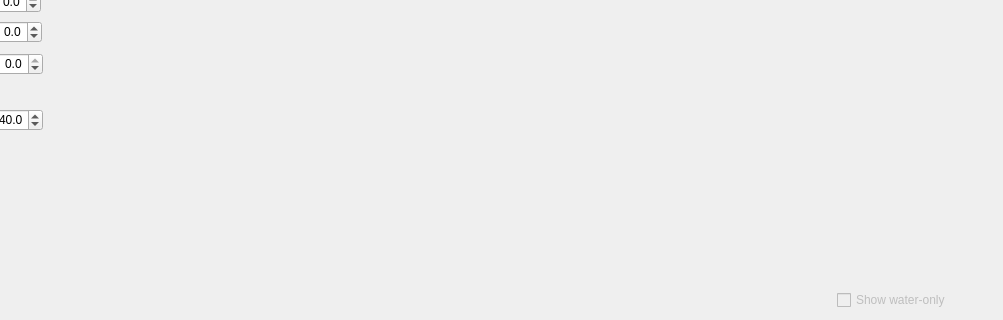
First picture: the form in BabelBrain/Babel_H246/form.ui, repository ProteusMRIgHIFU/BabelBrain, before the edit; both pictures show x 248 to 1251 and y 153 to 473 of the 1251 by 473 pixel window.
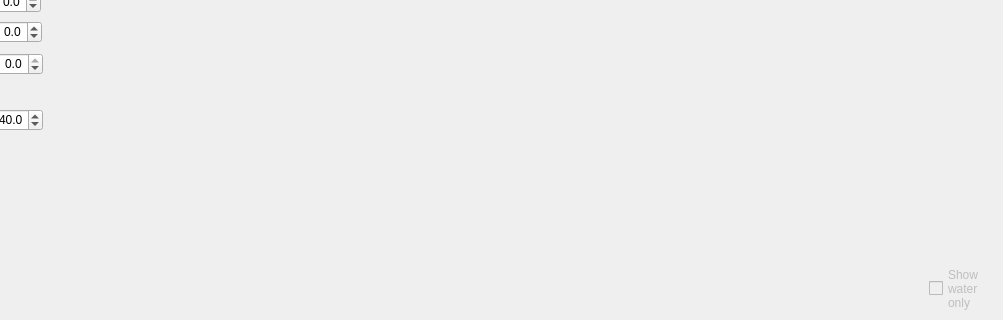
Second picture: the form after the edit.

Commit message: Addressed issue #25 - implemented scroll bars widget for step 2 subplots for all transducer types

Patch:
```diff
--- a/BabelBrain/Babel_H246/form.ui
+++ b/BabelBrain/Babel_H246/form.ui
@@ -247,7 +247,7 @@
      <x>343</x>
      <y>30</y>
      <width>868</width>
-     <height>400</height>
+     <height>381</height>
     </rect>
    </property>
   </widget>
@@ -337,20 +337,32 @@
     <set>Qt::AlignRight|Qt::AlignTrailing|Qt::AlignVCenter</set>
    </property>
   </widget>
+  <widget class="QWidget" name="IsppaScrollBars" native="true">
+   <property name="geometry">
+    <rect>
+     <x>405</x>
+     <y>410</y>
+     <width>730</width>
+     <height>61</height>
+    </rect>
+   </property>
+  </widget>
   <widget class="QCheckBox" name="ShowWaterResultscheckBox">
    <property name="enabled">
     <bool>false</bool>
    </property>
    <property name="geometry">
     <rect>
-     <x>1085</x>
-     <y>443</y>
-     <width>124</width>
-     <height>20</height>
+     <x>1177</x>
+     <y>416</y>
+     <width>71</width>
+     <height>51</height>
     </rect>
    </property>
    <property name="text">
-    <string>Show water-only</string>
+    <string>Show
+water
+only</string>
    </property>
   </widget>
  </widget>
```
The commit also changes 9 other files.
